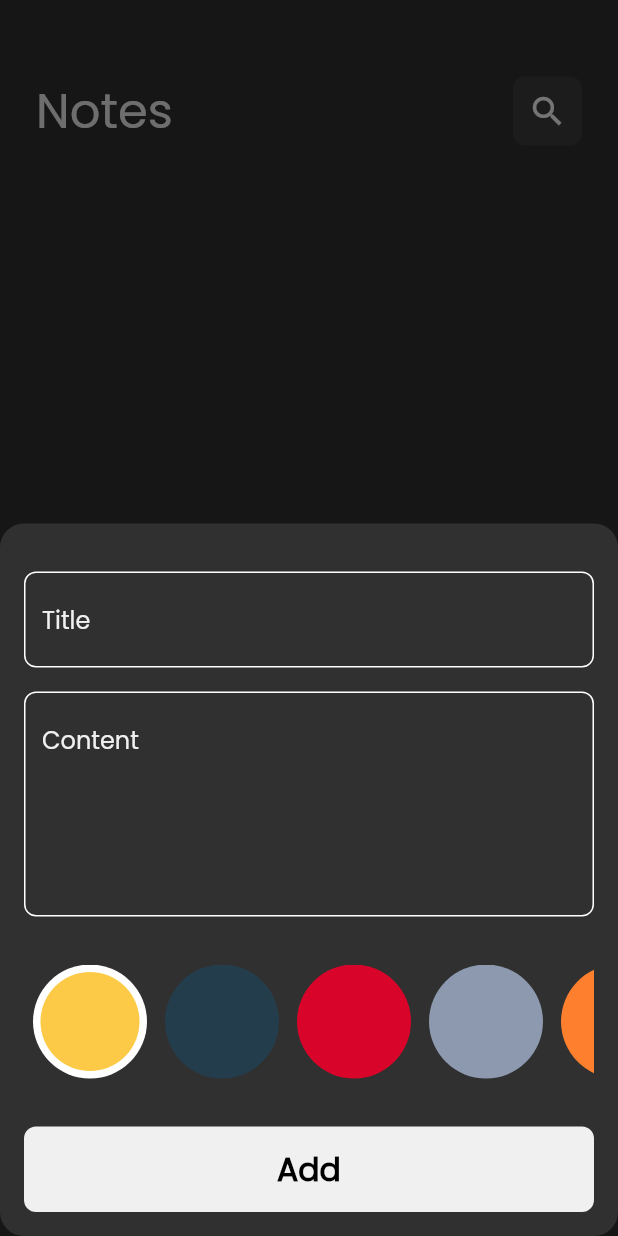
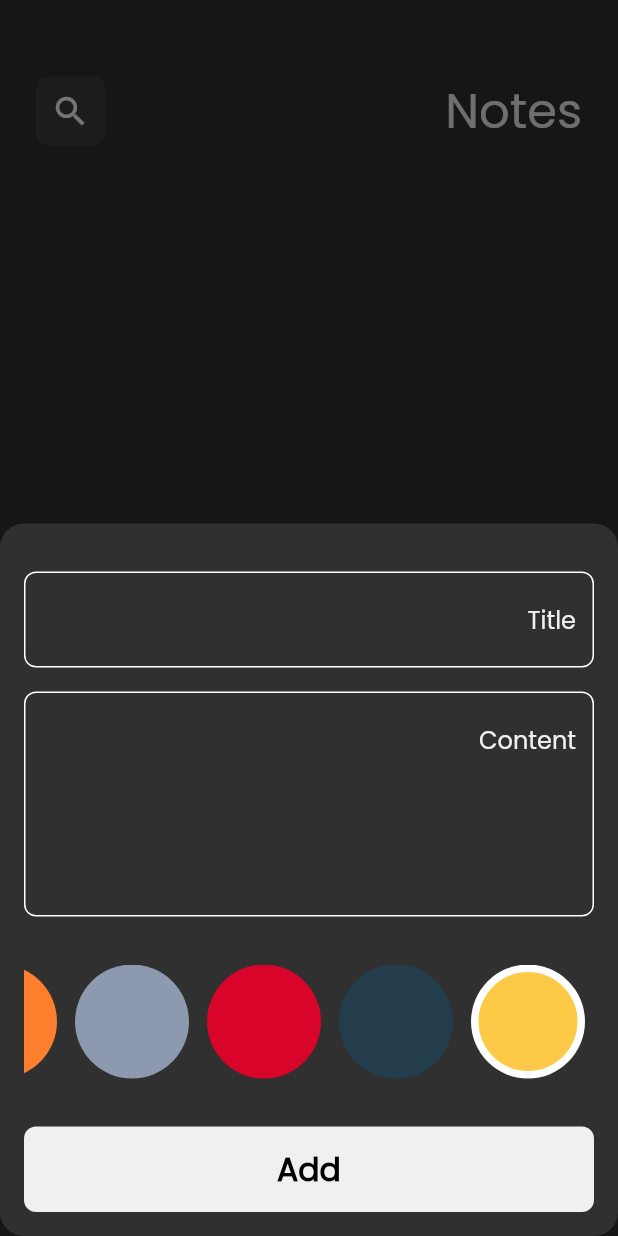
Before and after one commit to AmeerHz/notes_app, a Flutter app: the screen it shows after launch, after a tap on the "add" icon, on a phone screen of 412 x 824 dp. Run offline on Flutter 3.47's test engine with Material 2 defaults, Android fonts, the phone set to English and light mode, and no system bars; our stand-ins replace bloc, flutter_bloc, font_awesome_flutter, hive, hive_flutter, modal_progress_hud_nsn; accounts and stored records are empty.

```diff
--- a/lib/cubits/add_note_cubit/add_note_cubit.dart
+++ b/lib/cubits/add_note_cubit/add_note_cubit.dart
@@ -9,9 +9,9 @@ part 'add_note_state.dart';
 
 class AddNoteCubit extends Cubit<AddNoteState> {
   AddNoteCubit() : super(AddNoteInitial());
-  Color color = const Color(0xff233d4d) ;
+  Color color = const Color(0xfffcca46);
   addNote(NoteModel note) async {
-    note.color = color.value ;
+    note.color = color.value;
     emit(AddNoteLoading());
     try {
       var notesBox = Hive.box<NoteModel>(kNotesBox);
--- a/lib/views/notes_view.dart
+++ b/lib/views/notes_view.dart
@@ -1,7 +1,7 @@
 import 'package:flutter/material.dart';
-import 'package:flutter_bloc/flutter_bloc.dart';
+
 import 'package:notes_app/constants.dart';
-import 'package:notes_app/cubits/notes_cubit/notes_cubit.dart';
+
 import 'package:notes_app/views/widgets/add_note_bottom_sheet.dart';
 import 'package:notes_app/views/widgets/notes_view_body.dart';
 
--- a/lib/views/widgets/add_note_bottom_sheet.dart
+++ b/lib/views/widgets/add_note_bottom_sheet.dart
@@ -20,13 +20,15 @@ class AddNoteBottomSheet extends StatelessWidget {
           if (state is AddNoteSuccess) {
             BlocProvider.of<NotesCubit>(context).fetchAllNotes();
             Navigator.pop(context);
-            showSnackBar(context, 'Note is Added');
+            showSnackBar(context, 'Note is added');
           }
           if (state is AddNoteIFailure) {}
         },
         builder: (context, state) {
           return AbsorbPointer(
             absorbing: state is AddNoteLoading ? true : false,
+            child: Directionality(
+              textDirection: TextDirection.rtl,
               child: Padding(
                 padding: EdgeInsets.only(
                     right: 16,
@@ -36,6 +38,7 @@ class AddNoteBottomSheet extends StatelessWidget {
                   child: AddNoteForm(),
                 ),
               ),
+            ),
           );
         },
       ),
--- a/lib/views/widgets/custom_app_bar.dart
+++ b/lib/views/widgets/custom_app_bar.dart
@@ -17,7 +17,9 @@ class CustomAppBar extends StatelessWidget {
   final void Function()? onPressed;
   @override
   Widget build(BuildContext context) {
-    return Row(
+    return Directionality(
+      textDirection: TextDirection.rtl,
+      child: Row(
         children: [
           Text(
             title,
@@ -44,6 +46,7 @@ class CustomAppBar extends StatelessWidget {
             icon: icon,
           ),
         ],
+      ),
     );
   }
 }
--- a/lib/views/widgets/note_item.dart
+++ b/lib/views/widgets/note_item.dart
@@ -21,6 +21,8 @@ class NoteItem extends StatelessWidget {
         }));
         BlocProvider.of<NotesCubit>(context).isEdit = true ;
       },
+      child: Directionality(
+        textDirection: TextDirection.rtl,
         child: Container(
           padding: const EdgeInsets.only(
             top: 24,
@@ -62,7 +64,7 @@ class NoteItem extends StatelessWidget {
                   onPressed: () {
                     note.delete();
                     BlocProvider.of<NotesCubit>(context).fetchAllNotes();
-                  showSnackBar(context, 'Note is Deleted');
+                    showSnackBar(context, 'Note is deleted');
                   },
                 ),
               ),
@@ -79,6 +81,7 @@ class NoteItem extends StatelessWidget {
             ],
           ),
         ),
+      ),
     );
   }
 }
--- a/lib/views/widgets/notes_list_view.dart
+++ b/lib/views/widgets/notes_list_view.dart
@@ -1,5 +1,6 @@
 import 'package:flutter/material.dart';
 import 'package:flutter_bloc/flutter_bloc.dart';
+import 'package:notes_app/constants.dart';
 import 'package:notes_app/cubits/notes_cubit/notes_cubit.dart';
 import 'package:notes_app/models/note_model.dart';
 import 'package:notes_app/views/widgets/note_item.dart';
@@ -12,7 +13,18 @@ class NotesListView extends StatelessWidget {
     return BlocBuilder<NotesCubit, NotesState>(
       builder: (context, state) {
         List <NoteModel> notes = BlocProvider.of<NotesCubit>(context).notes??[];
-        return Padding(
+         if(notes.isEmpty){
+          return const Center(child: Text(
+                            'No notes yet',
+                            style: TextStyle(
+                              fontSize: 21,
+                              fontWeight: FontWeight.bold,
+                              color: kPrimaryColor,
+                            ),
+                          ),);
+         }
+         else {
+          return  Padding(
           padding:const EdgeInsets.symmetric(vertical: 16),
           child: ListView.builder(
             itemCount: notes.length,
@@ -26,6 +38,7 @@ class NotesListView extends StatelessWidget {
                 );
               }),
         );
+         }
       },
     );
   }
--- a/lib/views/widgets/search_results_body.dart
+++ b/lib/views/widgets/search_results_body.dart
@@ -1,6 +1,7 @@
 import 'package:flutter/material.dart';
 import 'package:flutter_bloc/flutter_bloc.dart';
 
+import '../../constants.dart';
 import '../../cubits/notes_cubit/notes_cubit.dart';
 import '../../models/note_model.dart';
 import 'note_item.dart';
@@ -46,6 +47,7 @@ class SearchResultsBody extends StatelessWidget {
                             style: TextStyle(
                               fontSize: 21,
                               fontWeight: FontWeight.bold,
+                              color: kPrimaryColor,
                             ),
                           ),
                         )
```
Also changed, not shown: lib/constants.dart (+8 -4 lines), lib/views/edit_note_view.dart (+7 -5 lines), lib/views/widgets/edit_note_view_body.dart (+6 -2 lines), pubspec.yaml (+6 -1 lines), assets/images/f2Logo.png (added), pubspec.lock, 27 other files. Lines whose indentation alone changed are shown as unchanged.
